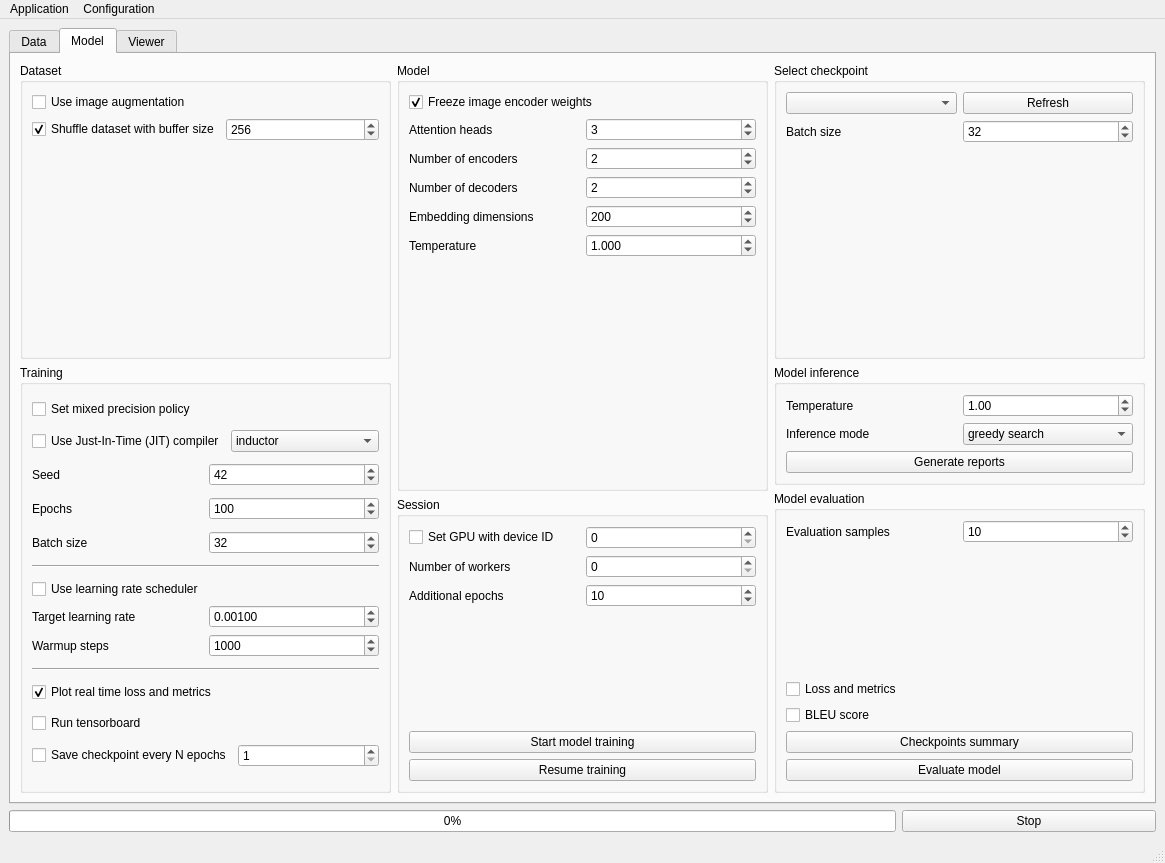
CTCycle/XREPORT-radiological-reports-generator, file XREPORT/app/assets/window_layout.ui: the form before one commit.
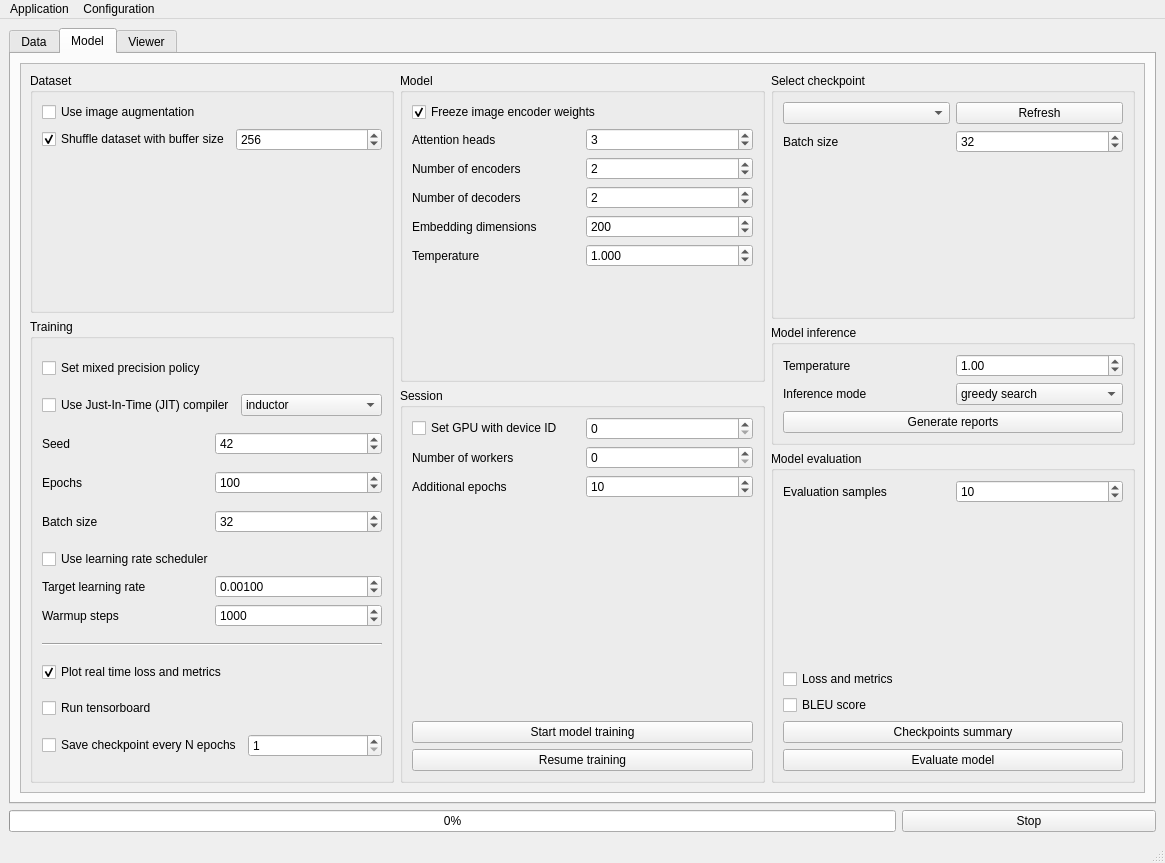
The form after the commit. The open tabs and pages were chosen to show the change.

What changed in the file:
```diff
--- a/XREPORT/app/assets/window_layout.ui
+++ b/XREPORT/app/assets/window_layout.ui
@@ -310,6 +310,21 @@
        <attribute name="title">
         <string>Model</string>
        </attribute>
+       <layout class="QVBoxLayout" name="verticalLayout_11">
+        <item>
+         <widget class="QScrollArea" name="scrollArea">
+          <property name="widgetResizable">
+           <bool>true</bool>
+          </property>
+          <widget class="QWidget" name="scrollAreaWidgetContents">
+           <property name="geometry">
+            <rect>
+             <x>0</x>
+             <y>-139</y>
+             <width>1100</width>
+             <height>834</height>
+            </rect>
+           </property>
        <layout class="QGridLayout" name="gridLayout">
         <item row="0" column="0">
          <widget class="QGroupBox" name="groupBox_3">
@@ -531,7 +546,7 @@
           </layout>
          </widget>
         </item>
-        <item row="0" column="2">
+            <item row="0" column="2" rowspan="2">
          <widget class="QGroupBox" name="groupBox_8">
           <property name="title">
            <string>Select checkpoint</string>
@@ -591,7 +606,7 @@
           </layout>
          </widget>
         </item>
-        <item row="1" column="0" rowspan="3">
+            <item row="1" column="0" rowspan="4">
          <widget class="QGroupBox" name="groupBox_4">
           <property name="title">
            <string>Training</string>
@@ -727,13 +742,6 @@
              </item>
             </layout>
            </item>
-           <item>
-            <widget class="Line" name="line_3">
-             <property name="orientation">
-              <enum>Qt::Orientation::Horizontal</enum>
-             </property>
-            </widget>
-           </item>
            <item>
             <layout class="QVBoxLayout" name="verticalLayout_6">
              <item>
@@ -838,7 +846,7 @@
           </layout>
          </widget>
         </item>
-        <item row="1" column="2">
+            <item row="2" column="2" rowspan="2">
          <widget class="QGroupBox" name="groupBox_10">
           <property name="title">
            <string>Model inference</string>
@@ -903,87 +911,7 @@
           </layout>
          </widget>
         </item>
-        <item row="2" column="2" rowspan="2">
-         <widget class="QGroupBox" name="groupBox_7">
-          <property name="title">
-           <string>Model evaluation</string>
-          </property>
-          <layout class="QVBoxLayout" name="verticalLayout_21">
-           <item>
-            <layout class="QHBoxLayout" name="horizontalLayout_2">
-             <item>
-              <widget class="QLabel" name="label_15">
-               <property name="text">
-                <string>Evaluation samples</string>
-               </property>
-              </widget>
-             </item>
-             <item>
-              <widget class="QSpinBox" name="evalSamples">
-               <property name="minimum">
-                <number>1</number>
-               </property>
-               <property name="maximum">
-                <number>1000</number>
-               </property>
-               <property name="singleStep">
-                <number>0</number>
-               </property>
-               <property name="value">
-                <number>10</number>
-               </property>
-              </widget>
-             </item>
-            </layout>
-           </item>
-           <item>
-            <spacer name="verticalSpacer_4">
-             <property name="orientation">
-              <enum>Qt::Orientation::Vertical</enum>
-             </property>
-             <property name="sizeHint" stdset="0">
-              <size>
-               <width>20</width>
-               <height>40</height>
-              </size>
-             </property>
-            </spacer>
-           </item>
-           <item>
-            <widget class="QCheckBox" name="evalReport">
-             <property name="text">
-              <string>Loss and metrics</string>
-             </property>
-            </widget>
-           </item>
-           <item>
-            <widget class="QCheckBox" name="getBLEUScore">
-             <property name="text">
-              <string>BLEU score</string>
-             </property>
-            </widget>
-           </item>
-           <item>
-            <widget class="QPushButton" name="checkpointSummary">
-             <property name="toolTip">
-              <string>&lt;html&gt;&lt;head/&gt;&lt;body&gt;&lt;p&gt;Create checkpoints summary that includes all configurations for each pretrained model&lt;/p&gt;&lt;/body&gt;&lt;/html&gt;</string>
-             </property>
-             <property name="text">
-              <string>Checkpoints summary</string>
-             </property>
-            </widget>
-           </item>
-           <item>
-            <widget class="QPushButton" name="evaluateModel">
-             <property name="text">
-              <string>Evaluate model</string>
-             </property>
-            </widget>
-           </item>
-          </layout>
-         </widget>
-        </item>
-        <item row="3" column="1">
+            <item row="3" column="1" rowspan="2">
          <widget class="QGroupBox" name="sessionGroup">
           <property name="title">
            <string>Session</string>
@@ -1069,6 +997,90 @@
             </widget>
            </item>
           </layout>
+             </widget>
+            </item>
+            <item row="4" column="2">
+             <widget class="QGroupBox" name="groupBox_7">
+              <property name="title">
+               <string>Model evaluation</string>
+              </property>
+              <layout class="QVBoxLayout" name="verticalLayout_21">
+               <item>
+                <layout class="QHBoxLayout" name="horizontalLayout_2">
+                 <item>
+                  <widget class="QLabel" name="label_15">
+                   <property name="text">
+                    <string>Evaluation samples</string>
+                   </property>
+                  </widget>
+                 </item>
+                 <item>
+                  <widget class="QSpinBox" name="evalSamples">
+                   <property name="minimum">
+                    <number>1</number>
+                   </property>
+                   <property name="maximum">
+                    <number>1000</number>
+                   </property>
+                   <property name="singleStep">
+                    <number>0</number>
+                   </property>
+                   <property name="value">
+                    <number>10</number>
+                   </property>
+                  </widget>
+                 </item>
+                </layout>
+               </item>
+               <item>
+                <spacer name="verticalSpacer_4">
+                 <property name="orientation">
+                  <enum>Qt::Orientation::Vertical</enum>
+                 </property>
+                 <property name="sizeHint" stdset="0">
+                  <size>
+                   <width>20</width>
+                   <height>40</height>
+                  </size>
+                 </property>
+                </spacer>
+               </item>
+               <item>
+                <widget class="QCheckBox" name="evalReport">
+                 <property name="text">
+                  <string>Loss and metrics</string>
+                 </property>
+                </widget>
+               </item>
+               <item>
+                <widget class="QCheckBox" name="getBLEUScore">
+                 <property name="text">
+                  <string>BLEU score</string>
+                 </property>
+                </widget>
+               </item>
+               <item>
+                <widget class="QPushButton" name="checkpointSummary">
+                 <property name="toolTip">
+                  <string>&lt;html&gt;&lt;head/&gt;&lt;body&gt;&lt;p&gt;Create checkpoints summary that includes all configurations for each pretrained model&lt;/p&gt;&lt;/body&gt;&lt;/html&gt;</string>
+                 </property>
+                 <property name="text">
+                  <string>Checkpoints summary</string>
+                 </property>
+                </widget>
+               </item>
+               <item>
+                <widget class="QPushButton" name="evaluateModel">
+                 <property name="text">
+                  <string>Evaluate model</string>
+                 </property>
+                </widget>
+               </item>
+              </layout>
+             </widget>
+            </item>
+           </layout>
+          </widget>
          </widget>
         </item>
        </layout>
```
Lines whose indentation alone changed are shown as unchanged.
